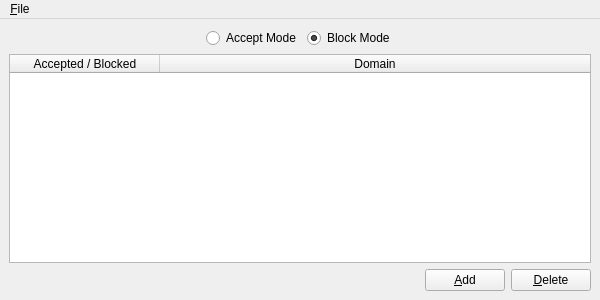
First picture: the form in 2.x/UI/dooble_accepted_or_blocked_domains.ui, repository textbrowser/dooble, before the edit.
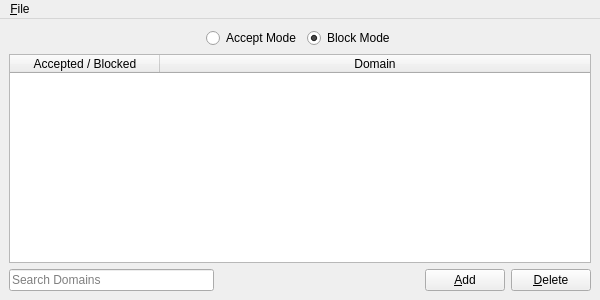
Second picture: the form after the edit. Icons and pictures are not drawn. Custom widgets are drawn as their Qt base class.

Commit message: Search Accepted / Blocked Domains.

Diff of the .ui file:
```diff
--- a/2.x/UI/dooble_accepted_or_blocked_domains.ui
+++ b/2.x/UI/dooble_accepted_or_blocked_domains.ui
@@ -118,6 +118,16 @@
     </item>
     <item>
      <layout class="QHBoxLayout" name="horizontalLayout">
+      <item>
+       <widget class="dooble_search_widget" name="search">
+        <property name="placeholderText">
+         <string>Search Domains</string>
+        </property>
+        <property name="clearButtonEnabled">
+         <bool>true</bool>
+        </property>
+       </widget>
+      </item>
       <item>
        <spacer name="horizontalSpacer">
         <property name="orientation">
@@ -172,6 +182,13 @@
    </property>
   </action>
  </widget>
+ <customwidgets>
+  <customwidget>
+   <class>dooble_search_widget</class>
+   <extends>QLineEdit</extends>
+   <header>dooble_search_widget.h</header>
+  </customwidget>
+ </customwidgets>
  <tabstops>
   <tabstop>accept_mode</tabstop>
   <tabstop>block_mode</tabstop>
```
Left out of the diff: 1 changed line with no effect on the pictures. The commit also changes 3 other files.
